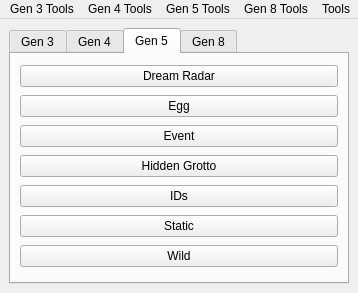
The window that Form/MainWindow.ui (Admiral-Fish/PokeFinder) describes before a commit, drawn with Qt 5.
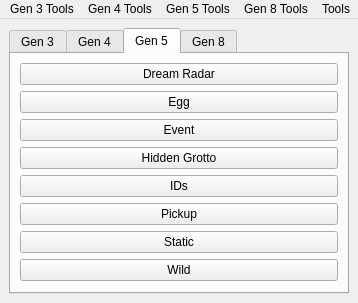
The same window after the commit. The open tabs and pages were chosen to show the change. Icons and pictures are not drawn.

Commit message: gen 5 pickup rng implementation

Diff of the .ui file:
```diff
--- a/Form/MainWindow.ui
+++ b/Form/MainWindow.ui
@@ -143,13 +143,20 @@
          </widget>
         </item>
         <item row="5" column="0">
+         <widget class="QPushButton" name="pushButtonPickup">
+          <property name="text">
+           <string>Pickup</string>
+          </property>
+         </widget>
+        </item>
+        <item row="6" column="0">
          <widget class="QPushButton" name="pushButtonStatic5">
           <property name="text">
            <string>Static</string>
           </property>
          </widget>
         </item>
-        <item row="6" column="0">
+        <item row="7" column="0">
          <widget class="QPushButton" name="pushButtonWild5">
           <property name="text">
            <string>Wild</string>
```
The commit also changes 28 other files.
